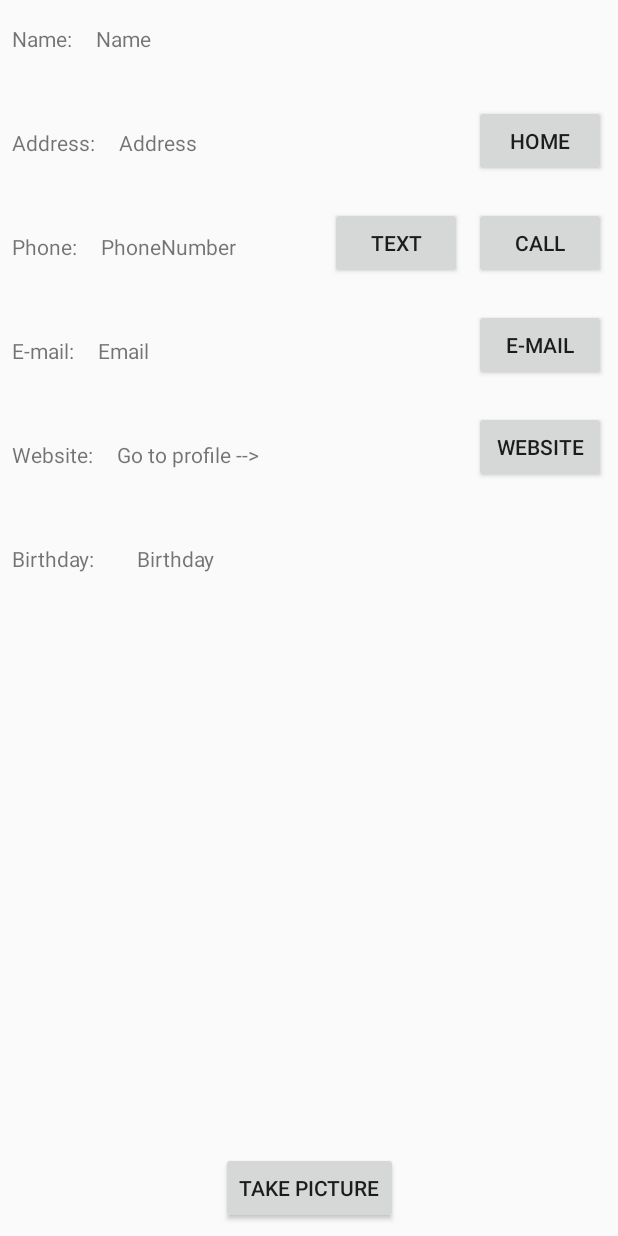
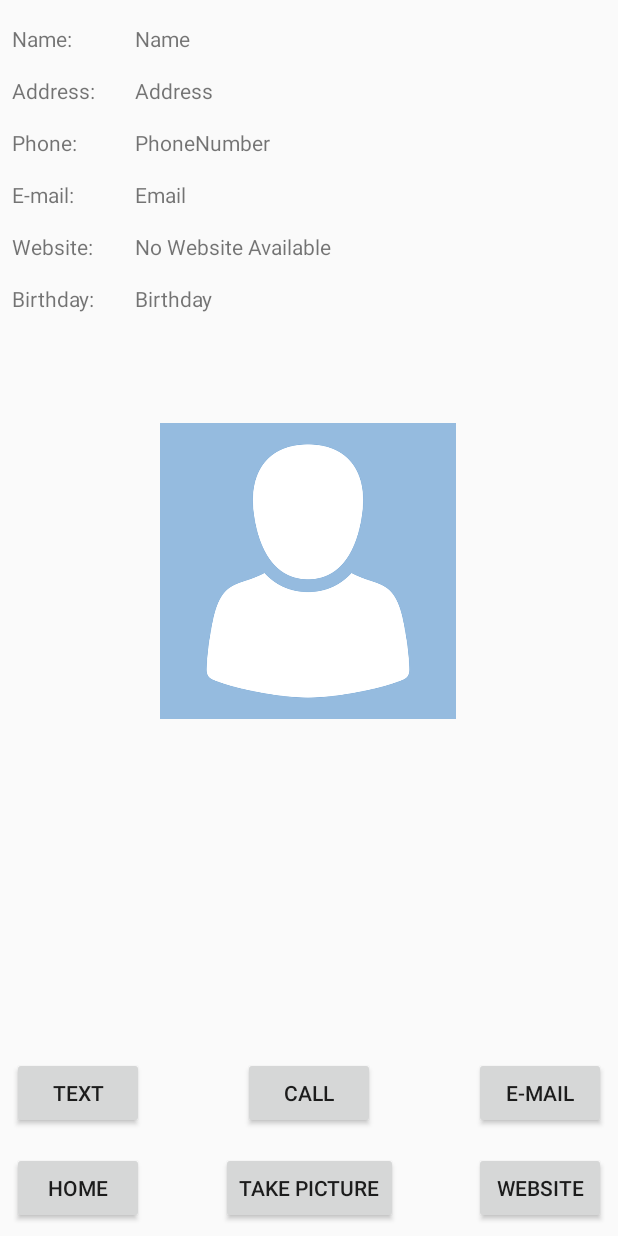
Before and after one commit to DanielSaaby/MyFriendList2, an Android app: the DetailActivity screen opened directly, with no data from a screen before it, on a phone screen of 412 x 824 dp. Run offline under Robolectric (Android 15) with nearby library versions, the phone set to English and light mode, and no system bars; pictures from the network do not load; 7 statements that could not run were skipped.

Commit message:
sql update pic thumbnail

```diff
--- a/app/src/main/java/com/example/myfriendlist/AddFriendActivity.java
+++ b/app/src/main/java/com/example/myfriendlist/AddFriendActivity.java
@@ -83,6 +83,8 @@ public class AddFriendActivity extends AppCompatActivity {
 
                     mDateAccess.insert(f);
                     finish();
+                } else {
+                    Toast.makeText(v.getContext(), "Please fill all the required fields", Toast.LENGTH_LONG).show();
                 }
 
 
@@ -97,7 +99,7 @@ public class AddFriendActivity extends AppCompatActivity {
 
     private boolean isValidFriend() {
 
-        if (!isNullOrEmpty(Name) && !isNullOrEmpty(Address) && Latitude > 0 && Longitude > 0 && Phonenumber > 0 && !isNullOrEmpty(Email) && !isNullOrEmpty(Website) && !isNullOrEmpty(Birthdate)) {
+        if (!isNullOrEmpty(Name) && !isNullOrEmpty(Address) && Latitude > 0 && Longitude > 0 && Phonenumber > 0 && !isNullOrEmpty(Email) && !isNullOrEmpty(Birthdate)) {
             return true;
         } else {
             return false;
--- a/app/src/main/java/com/example/myfriendlist/DetailActivity.java
+++ b/app/src/main/java/com/example/myfriendlist/DetailActivity.java
@@ -21,6 +21,7 @@ import android.support.v4.content.PermissionChecker;
 import android.support.v7.app.AppCompatActivity;
 import android.util.Log;
 import android.util.Size;
+import android.view.Gravity;
 import android.view.TextureView;
 import android.view.View;
 import android.widget.EditText;
@@ -28,6 +29,7 @@ import android.widget.ImageView;
 import android.widget.TextView;
 import android.widget.Toast;
 
+import com.example.myfriendlist.Interface.IDataAccess;
 import com.example.myfriendlist.Interface.IViewCallBack;
 import com.example.myfriendlist.Model.Friend;
 
@@ -42,25 +44,11 @@ public class DetailActivity extends AppCompatActivity implements IViewCallBack {
 
     private final static String LOGTAG = "Camtag";
     private final static int CAPTURE_IMAGE_ACTIVITY_REQUEST_CODE = 100;
-    private static int CAMERA_REQUEST_CODE = 4;
 
-    LocationListener locLisenter;
+    private IDataAccess mDateAccess;
+
     LocationManager locManager;
 
-    CameraDevice cameraDevice;
-    CameraManager cameraManager;
-    int cameraFacing;
-    String cameraId;
-    CameraCaptureSession cameraCaptureSession;
-
-    TextureView.SurfaceTextureListener surfaceTextureListener;
-    TextureView textureView;
-
-    private Size previewSize;
-
-    String phoneNumber = "26294128";
-
-    TextView txtDistance;
     ImageView imageTaken;
 
     File mFile;
@@ -79,6 +67,8 @@ public class DetailActivity extends AppCompatActivity implements IViewCallBack {
         super.onCreate(savedInstanceState);
         setContentView(R.layout.detail_activity);
         Log.d(TAG, "Detail Activity started");
+        mDateAccess = DataAccessFactory.getInstance(this);
+
 
 
         vName = findViewById(R.id.vName);
@@ -88,19 +78,26 @@ public class DetailActivity extends AppCompatActivity implements IViewCallBack {
         vWebsite = findViewById(R.id.vWebsite);
         vBirthday = findViewById(R.id.vBirthday);
 
+        imageTaken = findViewById(R.id.imageTaken);
+
 
         locManager = (LocationManager) getSystemService(Context.LOCATION_SERVICE);
         setGUI();
-
-
     }
 
 
 
 
-    private void OpenFacebookProfile() {
-        Intent intent = new Intent(Intent.ACTION_VIEW, Uri.parse(f.getWebsite()));
-        startActivity(intent);
+    private void OpenWebsiteProfile() {
+        if(f.getWebsite() != null && !f.getWebsite().isEmpty()) {
+            Intent intent = new Intent(Intent.ACTION_VIEW, Uri.parse(f.getWebsite()));
+            startActivity(intent);
+        }
+        else {
+           Toast toast = Toast.makeText(this, "There is no Website available for this friend", Toast.LENGTH_LONG);
+           toast.setGravity(Gravity.CENTER, 0,0);
+           toast.show();
+        }
     }
 
     private void SendEmail() {
@@ -128,7 +125,6 @@ public class DetailActivity extends AppCompatActivity implements IViewCallBack {
     }
 
 
-    /** Create a File for saving an image */
     private File getOutputMediaFile() {
         File mediaStorageDir = new File(Environment.getExternalStoragePublicDirectory(
                 Environment.DIRECTORY_PICTURES), "Camera01");
@@ -152,7 +148,6 @@ public class DetailActivity extends AppCompatActivity implements IViewCallBack {
 
         return mediaFile;
     }
-
 
     public void onTakePhotoButtonClicked() {
         mFile = getOutputMediaFile(); // create a file to save the image
@@ -188,20 +183,17 @@ public class DetailActivity extends AppCompatActivity implements IViewCallBack {
                 Log.d(LOGTAG, mFile.toString());
                 showPictureTaken(mFile);
                 f.setImgPath(mFile.getPath());
+                mDateAccess.update(f);
             } else if (resultCode == RESULT_CANCELED) {
                 Toast.makeText(this, "Canceled...", Toast.LENGTH_LONG).show();
                 return;
-
-            } else
-                Toast.makeText(this, "Picture NOT taken - unknown error...", Toast.LENGTH_LONG).show();
+            }
         }
     }
 
     private void showPictureTaken(File f) {
         imageTaken.setImageURI(Uri.fromFile(f));
-        imageTaken.setBackgroundColor(Color.RED);
     }
-
 
     private void setGUI() {
 
@@ -210,13 +202,25 @@ public class DetailActivity extends AppCompatActivity implements IViewCallBack {
             this.imageTaken.setImageURI(Uri.parse(f.getImgPath()));
         }*/
 
-
         vName.setText(f.getName());
         vAddress.setText(f.getAddress());
         vPhoneNumber.setText("" + f.getPhoneNumber());
         vEmail.setText(f.getEMail());
+        if(f.getWebsite() != null && !f.getWebsite().isEmpty())
+        {
+            vWebsite.setText(f.getWebsite());
+        } else {
+            vWebsite.setText("No Website Available");
+        }
+        if(!f.getImgPath().isEmpty() && !f.getImgPath().equals("No Path"))
+        {
+            imageTaken.setImageURI(Uri.fromFile(new File(f.getImgPath())));
+        } else
+        {
+            imageTaken.setImageResource(R.drawable.placeholder);
+        }
+
         vBirthday.setText(f.getBirthday());
-
 
         findViewById(R.id.enterCameraBtn).setOnClickListener(new View.OnClickListener() {
             @Override
@@ -258,28 +262,21 @@ public class DetailActivity extends AppCompatActivity implements IViewCallBack {
         findViewById(R.id.vWebsiteBtn).setOnClickListener(new View.OnClickListener() {
             @Override
             public void onClick(View v) {
-                OpenFacebookProfile();
+                OpenWebsiteProfile();
             }
         });
 
     }
 
     private void setHomeLocation() {
-
-
         Intent intent = new Intent(DetailActivity.this, MapActivity.class);
         intent.putExtra("friend", f);
         startActivity(intent);
-
     }
-
-
-
 
     void log(String s) {
         Log.d(LOGTAG, s);
     }
-
 
     @Override
     public void setSpeed(double speed) {
--- a/app/src/main/java/com/example/myfriendlist/Model/Friend.java
+++ b/app/src/main/java/com/example/myfriendlist/Model/Friend.java
@@ -31,6 +31,8 @@ public class Friend implements Serializable {
         ImgPath = imgPath;
     }
 
+
+
     public Friend(String name, String address, double latitude, double longitude, int phoneNumber, String eMail, String webSite, String birthday, String imgPath) {
         Name = name;
         Address = address;
@@ -43,6 +45,9 @@ public class Friend implements Serializable {
         ImgPath = imgPath;
     }
 
+    public int getId() {
+        return Id;
+    }
 
     public String getName() {
         return Name;
--- a/app/src/main/res/layout/activity_main_cell.xml
+++ b/app/src/main/res/layout/activity_main_cell.xml
@@ -23,6 +23,7 @@
         android:layout_height="104dp"
         android:layout_marginStart="4dp"
         android:layout_marginTop="4dp"
+        android:paddingBottom="4dp"
         app:layout_constraintStart_toStartOf="parent"
         app:layout_constraintTop_toTopOf="parent"
         tools:srcCompat="@tools:sample/avatars" />
--- a/app/src/main/res/layout/detail_activity.xml
+++ b/app/src/main/res/layout/detail_activity.xml
@@ -20,62 +20,69 @@
 
     <ImageView
         android:id="@+id/imageTaken"
-        android:layout_width="100dp"
-        android:layout_height="100dp"
-        android:layout_marginEnd="164dp"
+        android:layout_width="197dp"
+        android:layout_height="284dp"
+        android:layout_marginStart="8dp"
+        android:layout_marginTop="30dp"
+        android:layout_marginEnd="8dp"
+        android:adjustViewBounds="true"
         app:layout_constraintEnd_toEndOf="parent"
-        tools:layout_editor_absoluteY="504dp"
+        app:layout_constraintHorizontal_bias="0.498"
+        app:layout_constraintStart_toStartOf="parent"
+        app:layout_constraintTop_toBottomOf="@+id/vBirthday"
         tools:srcCompat="@tools:sample/avatars[0]" />
 
     <Button
         android:id="@+id/callBtn"
         android:layout_width="wrap_content"
         android:layout_height="wrap_content"
-        android:layout_marginTop="20dp"
+        android:layout_marginStart="8dp"
         android:layout_marginEnd="8dp"
+        android:layout_marginBottom="15dp"
         android:text="Call"
+        app:layout_constraintBottom_toTopOf="@+id/enterCameraBtn"
         app:layout_constraintEnd_toEndOf="parent"
-        app:layout_constraintTop_toBottomOf="@+id/homeBtn" />
+        app:layout_constraintStart_toStartOf="parent" />
 
     <Button
         android:id="@+id/textBtn"
         android:layout_width="wrap_content"
         android:layout_height="wrap_content"
-        android:layout_marginTop="20dp"
-        android:layout_marginEnd="8dp"
+        android:layout_marginStart="8dp"
+        android:layout_marginBottom="15dp"
         android:text="Text"
-        app:layout_constraintEnd_toStartOf="@+id/callBtn"
-        app:layout_constraintTop_toBottomOf="@+id/homeBtn" />
+        app:layout_constraintBottom_toTopOf="@+id/enterCameraBtn"
+        app:layout_constraintStart_toStartOf="parent" />
 
     <Button
         android:id="@+id/emailBtn"
         android:layout_width="wrap_content"
         android:layout_height="wrap_content"
-        android:layout_marginTop="20dp"
         android:layout_marginEnd="8dp"
+        android:layout_marginBottom="15dp"
         android:text="E-mail"
-        app:layout_constraintEnd_toEndOf="parent"
-        app:layout_constraintTop_toBottomOf="@+id/textBtn" />
+        app:layout_constraintBottom_toTopOf="@+id/enterCameraBtn"
+        app:layout_constraintEnd_toEndOf="parent" />
 
     <Button
         android:id="@+id/homeBtn"
         android:layout_width="wrap_content"
         android:layout_height="wrap_content"
-        android:layout_marginTop="70dp"
-        android:layout_marginEnd="8dp"
+        android:layout_marginStart="8dp"
+        android:layout_marginBottom="8dp"
         android:text="Home"
-        app:layout_constraintEnd_toEndOf="parent"
-        app:layout_constraintTop_toTopOf="parent" />
+        app:layout_constraintBottom_toBottomOf="parent"
+        app:layout_constraintStart_toStartOf="parent" />
 
     <Button
         android:id="@+id/vWebsiteBtn"
         android:layout_width="wrap_content"
         android:layout_height="wrap_content"
-        android:layout_marginTop="20dp"
         android:layout_marginEnd="8dp"
+        android:layout_marginBottom="8dp"
         android:text="Website"
-        app:layout_constraintEnd_toEndOf="parent"
-        app:layout_constraintTop_toBottomOf="@+id/emailBtn" />
+        app:layout_constraintBottom_toBottomOf="parent"
+        app:layout_constraintEnd_toEndOf="parent" />
 
     <TextView
         android:id="@+id/textView"
@@ -92,7 +99,7 @@
         android:layout_width="wrap_content"
         android:layout_height="wrap_content"
         android:layout_marginStart="8dp"
-        android:layout_marginTop="50dp"
+        android:layout_marginTop="15dp"
         android:text="Address:"
         app:layout_constraintStart_toStartOf="parent"
         app:layout_constraintTop_toBottomOf="@+id/textView" />
@@ -102,7 +109,7 @@
         android:layout_width="wrap_content"
         android:layout_height="wrap_content"
         android:layout_marginStart="8dp"
-        android:layout_marginTop="50dp"
+        android:layout_marginTop="15dp"
         android:text="Phone:"
         app:layout_constraintStart_toStartOf="parent"
         app:layout_constraintTop_toBottomOf="@+id/textView2" />
@@ -112,7 +119,7 @@
         android:layout_width="wrap_content"
         android:layout_height="wrap_content"
         android:layout_marginStart="8dp"
-        android:layout_marginTop="50dp"
+        android:layout_marginTop="15dp"
         android:text="E-mail:"
         app:layout_constraintStart_toStartOf="parent"
         app:layout_constraintTop_toBottomOf="@+id/textView3" />
@@ -122,7 +129,7 @@
         android:layout_width="wrap_content"
         android:layout_height="wrap_content"
         android:layout_marginStart="8dp"
-        android:layout_marginTop="50dp"
+        android:layout_marginTop="15dp"
         android:text="Birthday:"
         app:layout_constraintStart_toStartOf="parent"
         app:layout_constraintTop_toBottomOf="@+id/textView6" />
@@ -132,7 +139,7 @@
         android:layout_width="wrap_content"
         android:layout_height="wrap_content"
         android:layout_marginStart="8dp"
-        android:layout_marginTop="50dp"
+        android:layout_marginTop="15dp"
         android:text="Website:"
         app:layout_constraintStart_toStartOf="parent"
         app:layout_constraintTop_toBottomOf="@+id/textView4" />
@@ -141,60 +148,60 @@
         android:id="@+id/vName"
         android:layout_width="wrap_content"
         android:layout_height="wrap_content"
-        android:layout_marginStart="16dp"
+        android:layout_marginStart="90dp"
         android:layout_marginTop="16dp"
         android:text="Name"
-        app:layout_constraintStart_toEndOf="@+id/textView"
+        app:layout_constraintStart_toStartOf="parent"
         app:layout_constraintTop_toTopOf="parent" />
 
     <TextView
         android:id="@+id/vAddress"
         android:layout_width="wrap_content"
         android:layout_height="wrap_content"
-        android:layout_marginStart="16dp"
-        android:layout_marginTop="50dp"
+        android:layout_marginStart="90dp"
+        android:layout_marginTop="15dp"
         android:text="Address"
-        app:layout_constraintStart_toEndOf="@+id/textView2"
+        app:layout_constraintStart_toStartOf="parent"
         app:layout_constraintTop_toBottomOf="@+id/vName" />
 
     <TextView
         android:id="@+id/vPhone"
         android:layout_width="wrap_content"
         android:layout_height="wrap_content"
-        android:layout_marginStart="16dp"
-        android:layout_marginTop="50dp"
+        android:layout_marginStart="90dp"
+        android:layout_marginTop="15dp"
         android:text="PhoneNumber"
-        app:layout_constraintStart_toEndOf="@+id/textView3"
+        app:layout_constraintStart_toStartOf="parent"
         app:layout_constraintTop_toBottomOf="@+id/vAddress" />
 
     <TextView
         android:id="@+id/vEmail"
         android:layout_width="wrap_content"
         android:layout_height="wrap_content"
-        android:layout_marginStart="16dp"
-        android:layout_marginTop="50dp"
+        android:layout_marginStart="90dp"
+        android:layout_marginTop="15dp"
         android:text="Email"
-        app:layout_constraintStart_toEndOf="@+id/textView4"
+        app:layout_constraintStart_toStartOf="parent"
         app:layout_constraintTop_toBottomOf="@+id/vPhone" />
 
     <TextView
         android:id="@+id/vBirthday"
         android:layout_width="wrap_content"
         android:layout_height="wrap_content"
-        android:layout_marginStart="28dp"
-        android:layout_marginTop="50dp"
+        android:layout_marginStart="90dp"
+        android:layout_marginTop="15dp"
         android:text="Birthday"
-        app:layout_constraintStart_toEndOf="@+id/textView5"
+        app:layout_constraintStart_toStartOf="parent"
         app:layout_constraintTop_toBottomOf="@+id/vWebsite" />
 
     <TextView
         android:id="@+id/vWebsite"
         android:layout_width="wrap_content"
         android:layout_height="wrap_content"
-        android:layout_marginStart="16dp"
-        android:layout_marginTop="50dp"
+        android:layout_marginStart="90dp"
+        android:layout_marginTop="15dp"
         android:text="Go to profile -->"
-        app:layout_constraintStart_toEndOf="@+id/textView6"
+        app:layout_constraintStart_toStartOf="parent"
         app:layout_constraintTop_toBottomOf="@+id/vEmail" />
 
 </android.support.constraint.ConstraintLayout>
```
Also changed, not shown: app/src/main/java/com/example/myfriendlist/MainActivity.java (+23 -20 lines), app/src/main/java/com/example/myfriendlist/SQLiteImpl.java (+18 -0 lines).
